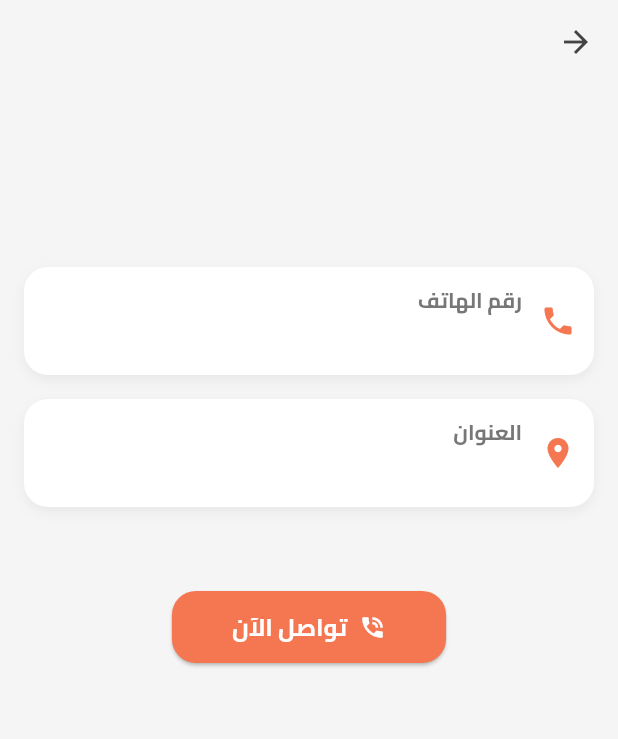
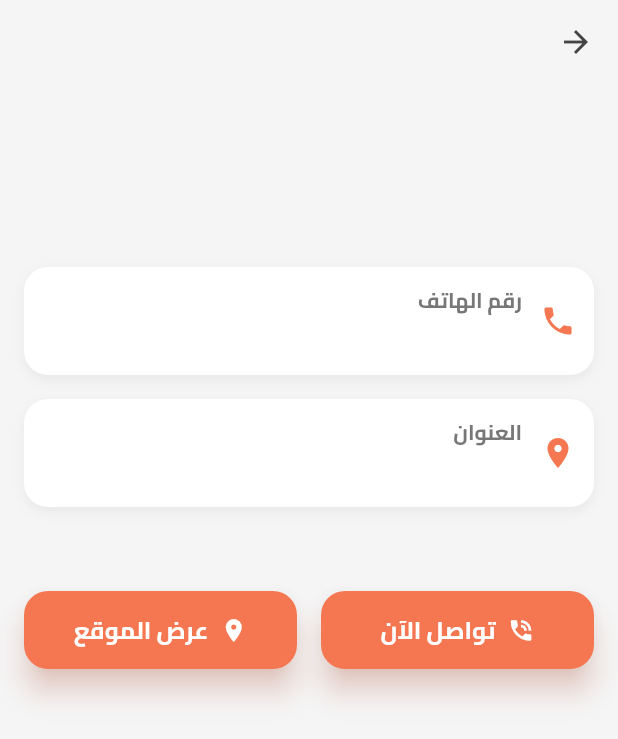
Before and after one commit to hamza23177/Syria-Dalel, a Flutter app: the AdDetailsPage screen opened directly with empty values, on a phone screen of 412 x 824 dp. Shown: the top 739 px of the screen. Run offline on Flutter 3.47's test engine with Material 3 defaults, Android fonts, the phone set to English and light mode, and no system bars; our stand-ins replace animate_do, cached_network_image, carousel_slider, dio, equatable, flutter_bloc and 1 more; network calls fail.

Commit message:
add phone and address for design service and ads

```diff
--- a/lib/screens/ads/ad_details_page.dart
+++ b/lib/screens/ads/ad_details_page.dart
@@ -191,15 +191,19 @@ class _AdDetailsPageState extends State<AdDetailsPage> {
 
               const SizedBox(height: 40),
 
-              Center(
+              // ✅ أزرار الاتصال والموقع على نفس الصف وبنفس الشكل
+              Row(
+                children: [
+                  Expanded(
                     child: ElevatedButton.icon(
                       style: ElevatedButton.styleFrom(
                         backgroundColor: AppColors.primary,
-                    padding: const EdgeInsets.symmetric(
-                        horizontal: 40, vertical: 12),
+                        padding: const EdgeInsets.symmetric(vertical: 14),
                         shape: RoundedRectangleBorder(
                           borderRadius: BorderRadius.circular(16),
                         ),
+                        elevation: 8,
+                        shadowColor: AppColors.primary.withOpacity(0.5),
                       ),
                       onPressed: () {
                         if (ad.phone != null && ad.phone!.isNotEmpty) {
@@ -211,11 +215,41 @@ class _AdDetailsPageState extends State<AdDetailsPage> {
                         "تواصل الآن",
                         style: textTheme.bodyLarge?.copyWith(
                           fontSize: 16,
-                      color: AppColors.white,
+                          color: Colors.white,
                           fontWeight: FontWeight.bold,
                         ),
                       ),
                     ),
+                  ),
+                  const SizedBox(width: 16), // مسافة بين الزرين
+                  Expanded(
+                    child: ElevatedButton.icon(
+                      style: ElevatedButton.styleFrom(
+                        backgroundColor: AppColors.primary,
+                        padding: const EdgeInsets.symmetric(vertical: 14),
+                        shape: RoundedRectangleBorder(
+                          borderRadius: BorderRadius.circular(16),
+                        ),
+                        elevation: 8,
+                        shadowColor: AppColors.primary.withOpacity(0.5),
+                      ),
+                      onPressed: () {
+                        if (ad.address != null && ad.address!.isNotEmpty) {
+                          _openMap(ad.address!);
+                        }
+                      },
+                      icon: const Icon(Icons.location_on, color: Colors.white),
+                      label: Text(
+                        "عرض الموقع",
+                        style: textTheme.bodyLarge?.copyWith(
+                          fontSize: 16,
+                          color: Colors.white,
+                          fontWeight: FontWeight.bold,
+                        ),
+                      ),
+                    ),
+                  ),
+                ],
               ),
             ],
           ),
```
Also changed, not shown: lib/screens/details/view.dart (+42 -8 lines). Lines whose indentation alone changed are shown as unchanged.
